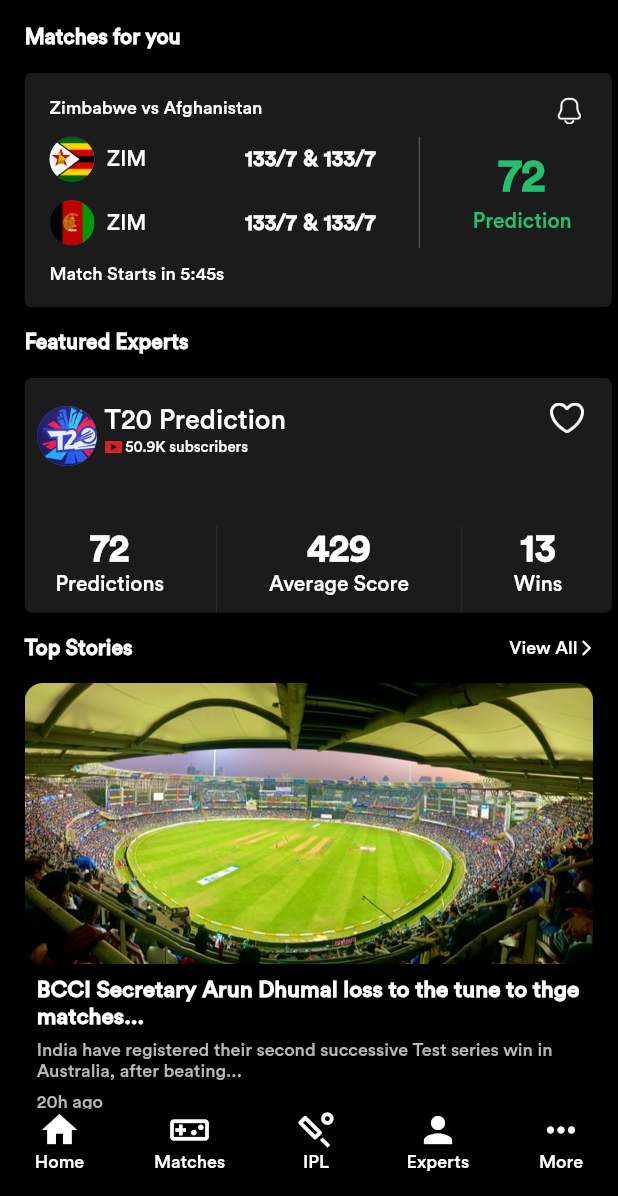
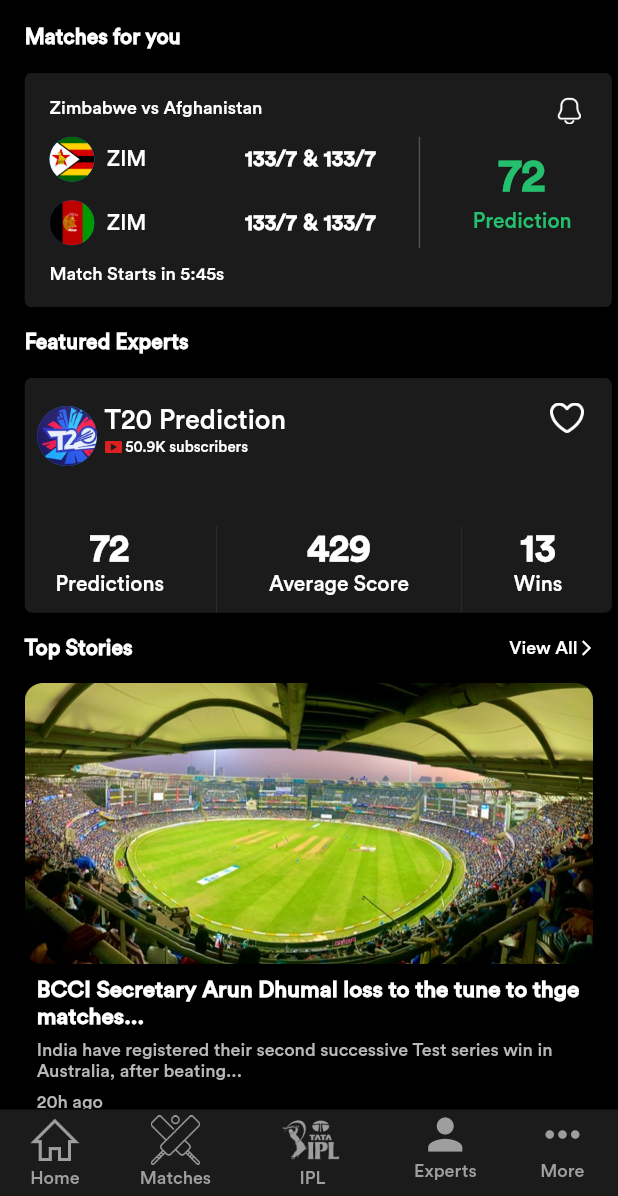
Before and after one commit to Jainish22/FanTips, a Flutter app: the screen it shows after launch, on a phone screen of 412 x 824 dp, the part 40-1236 px from its top. Run offline on Flutter 3.47's test engine with Material 2 defaults, Android fonts, the phone set to English and light mode, and no system bars; our stand-ins replace get, sizer.

Commit message:
Upcoming Screen Complete

```diff
--- a/lib/Screens/Matches/Matches.dart
+++ b/lib/Screens/Matches/Matches.dart
@@ -5,6 +5,7 @@ import 'package:fantips/Util/AppColor.dart';
 import 'package:fantips/Util/AppStrings.dart';
 import 'package:fantips/Widgets/MyAppbar.dart';
 import 'package:flutter/material.dart';
+import 'package:sizer/sizer.dart';
 
 class Matches extends StatelessWidget {
   const Matches({Key? key}) : super(key: key);
@@ -16,10 +17,11 @@ class Matches extends StatelessWidget {
       child: Scaffold(
         appBar: AppBar(
           automaticallyImplyLeading: false,
-          title: const Text(AppString.currentMatches),
+          title: Container(padding:EdgeInsets.only(left: 2.w),child: const Text(AppString.currentMatches)),
           bottom: const TabBar(
             indicatorColor: AppColor.green,
             labelColor: AppColor.green,
+            labelStyle: TextStyle(fontSize: 16,fontWeight: FontWeight.bold),
             unselectedLabelColor: AppColor.white,
             indicatorSize: TabBarIndicatorSize.label,
             tabs: [
--- a/lib/Util/AppIcon.dart
+++ b/lib/Util/AppIcon.dart
@@ -4,4 +4,7 @@ class AppIcon{
   static const notification = 'asset/icon/Vector.png';
   static const heart = 'asset/icon/heart.png';
   static const uTube = 'asset/icon/utube.png';
+  static const home = 'asset/icon/home-outline.png';
+  static const match = 'asset/icon/bat.png';
+  static const ipl = 'asset/icon/ipl.png';
 }
--- a/lib/Widgets/MyAppbar.dart
+++ b/lib/Widgets/MyAppbar.dart
@@ -1,5 +1,8 @@
 import 'package:fantips/Screens/Home/Home.dart';
+import 'package:fantips/Util/AppColor.dart';
+import 'package:fantips/Util/AppIcon.dart';
 import 'package:fantips/Util/AppStrings.dart';
+import 'package:fantips/Util/Sizebox.dart';
 import 'package:flutter/material.dart';
 import 'package:get/get.dart';
 import 'package:sizer/sizer.dart';
@@ -26,7 +29,7 @@ class MyBottom extends StatelessWidget {
   Widget build(BuildContext context) {
 
     return BottomAppBar(
-      color: Colors.black,
+      color: AppColor.light,
       child: SizedBox(
         height: 7.h,
         child: Row(
@@ -35,18 +38,30 @@ class MyBottom extends StatelessWidget {
             InkWell(
               onTap: (){Get.toNamed('home');},
               child: Column(
-                children: const [
-                  Icon(Icons.home,color: Colors.white,size: 28),
-                  Text(AppString.home,style: TextStyle(fontSize: 12),)
+                children: [
+                  AppSizebox.h2,AppSizebox.h2,
+                  Image.asset(AppIcon.home,height: 4.h,color: Colors.grey),AppSizebox.h2,
+                  const Text(AppString.home,style: TextStyle(fontSize: 12,color: Colors.grey))
                 ],
               )
             ),
             InkWell(
               onTap: (){Get.toNamed('matches');},
               child: Column(
-                children: const [
-                  Icon(Icons.videogame_asset_outlined,color: Colors.white,size: 28),
-                  Text(AppString.matches,style: TextStyle(fontSize: 12),)
+                children: [
+                  AppSizebox.h2,AppSizebox.h2,
+                  Image.asset(AppIcon.match,height: 4.h,color: Colors.grey),AppSizebox.h2,
+                  const Text(AppString.matches,style: TextStyle(fontSize: 12,color: Colors.grey))
+                ],
+              )
+            ),
+            InkWell(
+              onTap: (){Get.toNamed('home');},
+              child: Column(
+                children: [
+                  AppSizebox.h2,AppSizebox.h2,
+                  Image.asset(AppIcon.ipl,height: 4.h,color: Colors.grey),AppSizebox.h2,
+                  const Text(AppString.ipl,style: TextStyle(fontSize: 12,color: Colors.grey))
                 ],
               )
             ),
@@ -54,17 +69,8 @@ class MyBottom extends StatelessWidget {
               onTap: (){Get.toNamed('home');},
               child: Column(
                 children: const [
-                  Icon(Icons.sports_cricket_outlined,color: Colors.white,size: 28),
-                  Text(AppString.ipl,style: TextStyle(fontSize: 12),)
-                ],
-              )
-            ),
-            InkWell(
-              onTap: (){Get.toNamed('home');},
-              child: Column(
-                children: const [
-                  Icon(Icons.person,color: Colors.white,size: 28),
-                  Text(AppString.exports,style: TextStyle(fontSize: 12),)
+                  Icon(Icons.person,color: Colors.grey,size: 34),
+                  Text(AppString.exports,style: TextStyle(fontSize: 12,color: Colors.grey))
                 ],
               )
             ),
@@ -73,8 +79,8 @@ class MyBottom extends StatelessWidget {
               splashColor: Colors.black,
               child: Column(
                 children: const [
-                  Icon(Icons.more_horiz,color: Colors.white,size: 28),
-                  Text(AppString.more,style: TextStyle(fontSize: 12),)
+                  Icon(Icons.more_horiz,color: Colors.grey,size: 34),
+                  Text(AppString.more,style: TextStyle(fontSize: 12,color: Colors.grey),)
                 ],
               )
             ),
```
Also changed, not shown: asset/icon/bat.png (added), asset/icon/home-outline.png (added), asset/icon/ipl.png (added).
